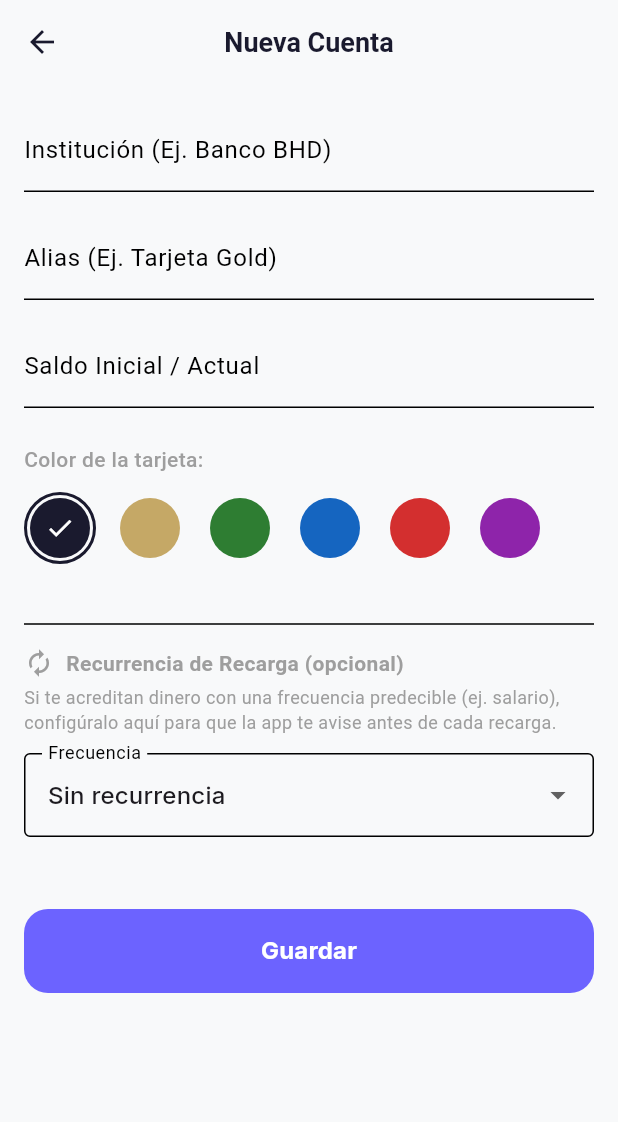
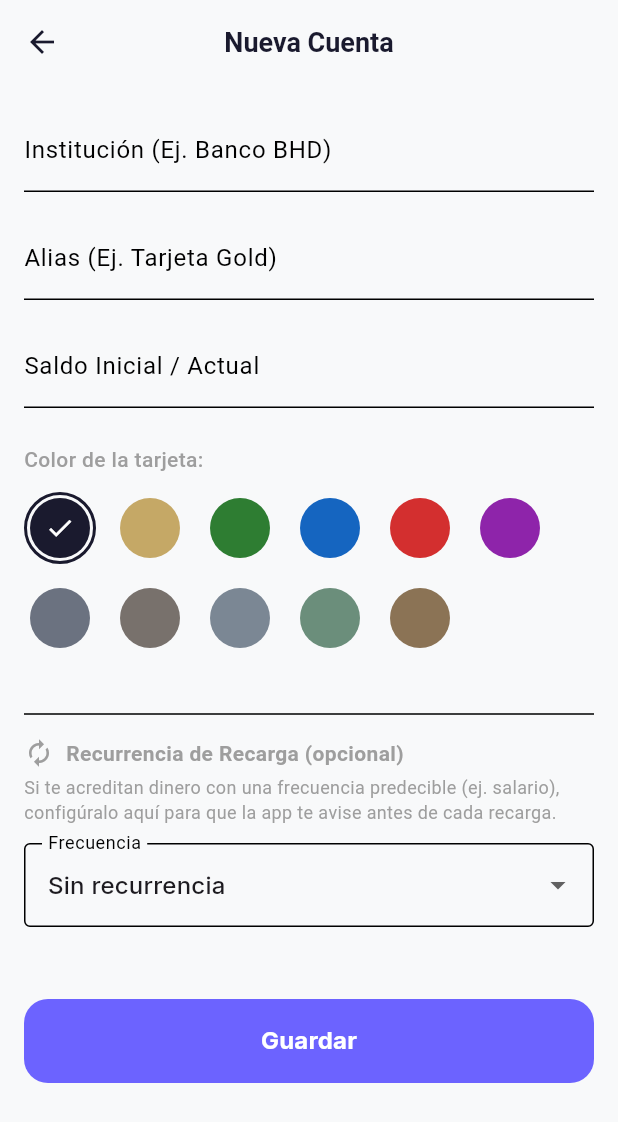
Before and after one commit to Phamton140/Plusbalance, a Flutter app: the AccountFormScreen screen opened directly, on a phone screen of 412 x 824 dp. Shown: the top 1122 px of the screen. Run offline on Flutter 3.47's test engine with Material 3 defaults, Android fonts, the phone set to English and light mode, and no system bars; our stand-ins replace drift, fl_chart, flutter_animate, flutter_riverpod, flutter_secure_storage, go_router and 3 more; missing offline and left inert: sqlite3; accounts and stored records are empty; generated files the repository leaves out were written again.

Commit message:
Add muted color options for account creation

```diff
--- a/lib/features/accounts/presentation/screens/account_form_screen.dart
+++ b/lib/features/accounts/presentation/screens/account_form_screen.dart
@@ -291,6 +291,26 @@ class _AccountFormScreenState extends ConsumerState<AccountFormScreen> {
                         colorHex: '#8E24AA',
                         isSelected: _selectedColor == '#8E24AA',
                         onTap: () => setState(() => _selectedColor = '#8E24AA')),
+                    _ColorPickerOption(
+                        colorHex: '#6B7280',
+                        isSelected: _selectedColor == '#6B7280',
+                        onTap: () => setState(() => _selectedColor = '#6B7280')),
+                    _ColorPickerOption(
+                        colorHex: '#78716C',
+                        isSelected: _selectedColor == '#78716C',
+                        onTap: () => setState(() => _selectedColor = '#78716C')),
+                    _ColorPickerOption(
+                        colorHex: '#7B8794',
+                        isSelected: _selectedColor == '#7B8794',
+                        onTap: () => setState(() => _selectedColor = '#7B8794')),
+                    _ColorPickerOption(
+                        colorHex: '#6B8E7B',
+                        isSelected: _selectedColor == '#6B8E7B',
+                        onTap: () => setState(() => _selectedColor = '#6B8E7B')),
+                    _ColorPickerOption(
+                        colorHex: '#8B7355',
+                        isSelected: _selectedColor == '#8B7355',
+                        onTap: () => setState(() => _selectedColor = '#8B7355')),
                   ],
                 ),
               ],
```
